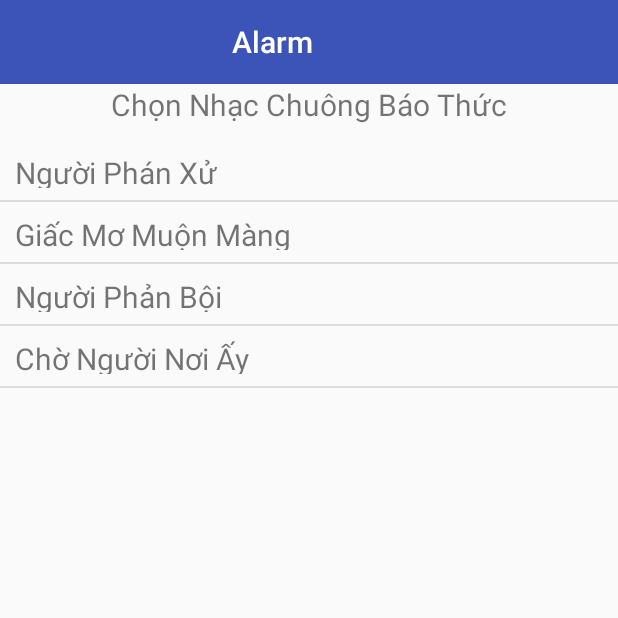
After one commit to khoidt21/JavaAndroid3, an Android app: the SettingMusicActivity screen opened directly, with no data from a screen before it, on a phone screen of 412 x 824 dp, the top half of it. The commit adds this screen. Run offline under Robolectric (Android 15) with nearby library versions, the phone set to English and light mode, and no system bars.

Commit message:
code update

```diff
--- a/app/src/main/java/com/example/myapplication3/activity/DividerItemDecoration.java
+++ b/app/src/main/java/com/example/myapplication3/activity/DividerItemDecoration.java
@@ -18,7 +18,6 @@ public class DividerItemDecoration extends RecyclerView.ItemDecoration{
     public void onDrawOver(Canvas c, RecyclerView parent, RecyclerView.State state) {
         int left = parent.getPaddingLeft();
         int right = parent.getWidth() - parent.getPaddingRight();
-
         int childCount = parent.getChildCount();
         for (int i = 0; i < childCount; i++) {
             View child = parent.getChildAt(i);
--- /dev/null
+++ b/app/src/main/java/com/example/myapplication3/activity/MusicSongID.java
@@ -0,0 +1,14 @@
+package com.example.myapplication3.activity;
+
+public class MusicSongID {
+    int songID;
+
+    public int getSongID() {
+        return songID;
+    }
+
+    public void setSongID(int songID) {
+        this.songID = songID;
+    }
+
+}
--- /dev/null
+++ b/app/src/main/java/com/example/myapplication3/activity/SettingMusicActivity.java
@@ -0,0 +1,67 @@
+package com.example.myapplication3.activity;
+
+import android.app.Service;
+import android.content.Intent;
+import android.media.MediaPlayer;
+import android.support.v7.app.AppCompatActivity;
+import android.os.Bundle;
+import android.support.v7.widget.Toolbar;
+import android.util.Log;
+import android.view.View;
+import android.widget.AdapterView;
+import android.widget.ArrayAdapter;
+import android.widget.ListView;
+import android.widget.TextView;
+import android.widget.Toast;
+
+import com.example.myapplication3.R;
+
+public class SettingMusicActivity extends AppCompatActivity {
+
+    Toolbar toolbar;
+    ListView listView;
+    MediaPlayer mp;
+    public String[] listNameFile = {"Người Phán Xử","Giấc Mơ Muộn Màng","Người Phản Bội","Chờ Người Nơi Ấy"};
+    public int[] resId = {R.raw.song1,R.raw.song2,R.raw.song3,R.raw.song4,R.raw.song5};
+
+
+    @Override
+    public void onCreate(Bundle savedInstanceState) {
+        super.onCreate(savedInstanceState);
+        setContentView(R.layout.list_view_music);
+        initView();
+        setSupportActionBar(toolbar);
+        getSupportActionBar().setTitle("Alarm");
+        final MusicSongID musicSongID = new MusicSongID();
+
+        TextView textview_list = (TextView) findViewById(R.id.textview_list);
+
+        final ArrayAdapter<String> adapter = new ArrayAdapter<String>(this,
+                R.layout.list_item, R.id.textview_list,listNameFile);
+        ListView listView = (ListView) findViewById(R.id.listview);
+        listView.setAdapter(adapter);
+
+        listView.setOnItemClickListener(new AdapterView.OnItemClickListener() {
+            @Override
+            public void onItemClick(AdapterView<?> parent, View view, final int i, long id) {
+
+                System.out.println("=====================" + resId[i]);
+
+                musicSongID.setSongID(resId[i]);
+
+                Intent intent = new Intent(SettingMusicActivity.this, Service.class);
+                intent.putExtra("keyIDSong",resId[i]);
+
+
+
+                Log.e("==================== ++++",""+resId[i]);
+
+                Toast.makeText(getApplicationContext(),"Bạn chọn chuông báo " + listNameFile[i],Toast.LENGTH_SHORT).show();
+
+            }
+        });
+    }
+    public void initView(){
+        toolbar = (Toolbar) findViewById(R.id.toolbar);
+    }
+}
--- a/app/src/main/res/layout/activity_main.xml
+++ b/app/src/main/res/layout/activity_main.xml
@@ -16,4 +16,5 @@
         android:layout_height="match_parent"
         android:padding="8dp"
         android:scrollbars="vertical" />
+
 </LinearLayout>
--- /dev/null
+++ b/app/src/main/res/layout/list_item.xml
@@ -0,0 +1,15 @@
+<?xml version="1.0" encoding="utf-8"?>
+<LinearLayout xmlns:android="http://schemas.android.com/apk/res/android"
+    android:layout_width="fill_parent"
+    android:layout_height="fill_parent"
+    android:orientation="vertical">
+    <TextView android:id="@+id/textview_list"
+        android:layout_width="match_parent"
+        android:layout_height="40dp"
+        android:textSize="20sp"
+        android:paddingTop="8dp"
+        android:paddingBottom="8dp"
+        android:layout_marginLeft="10dp"
+        >
+    </TextView>
+</LinearLayout>
--- /dev/null
+++ b/app/src/main/res/layout/list_view_music.xml
@@ -0,0 +1,22 @@
+<?xml version="1.0" encoding="utf-8"?>
+<LinearLayout xmlns:android="http://schemas.android.com/apk/res/android"
+    android:layout_width="match_parent"
+    android:layout_height="match_parent"
+    android:orientation="vertical">
+    <include
+        android:id="@+id/toolbar"
+        layout="@layout/toolbar_main" />
+    <TextView android:id="@+id/textSetting"
+        android:layout_width="match_parent"
+        android:layout_height="wrap_content"
+        android:text="Chọn Nhạc Chuông Báo Thức"
+        android:gravity="center"
+        android:textSize="20dp"
+        android:paddingBottom="10dp"
+        />
+    <ListView
+        android:id="@+id/listview"
+        android:layout_width="match_parent"
+        android:layout_height="match_parent">
+    </ListView>
+</LinearLayout>
--- a/app/src/main/res/layout/toolbar_main.xml
+++ b/app/src/main/res/layout/toolbar_main.xml
@@ -8,5 +8,7 @@
     android:theme="?attr/actionBarTheme"
     app:title="Title"
     app:titleMarginStart="155dp"
-    app:titleTextColor="@android:color/white">
+    app:titleTextColor="@android:color/white"
+    >
+
 </android.support.v7.widget.Toolbar>
--- a/app/src/main/res/values/styles.xml
+++ b/app/src/main/res/values/styles.xml
@@ -6,10 +6,12 @@
         <item name="colorPrimary">@color/colorBackGround</item>
         <item name="colorPrimaryDark">@color/colorPrimaryDark</item>
         <item name="colorAccent">@color/colorAccent</item>
+        <item name="actionMenuTextColor">@color/colorWhite</item>
     </style>
     <style name="AppTheme.NoActionBar">
         <item name="windowActionBar">false</item>
         <item name="windowNoTitle">true</item>
+
     </style>
     <style name="AppTheme.AppBarOverlay" parent="ThemeOverlay.AppCompat.Dark.ActionBar" />
     <style name="AppTheme.PopupOverlay" parent="ThemeOverlay.AppCompat.Light" />
```
Also changed, not shown: app/src/main/AndroidManifest.xml (+7 -1 lines), app/src/main/java/com/example/myapplication3/activity/MainActivity.java (+11 -9 lines), app/src/main/java/com/example/myapplication3/activity/Music.java (+25 -8 lines), app/src/main/res/menu/menu_on_toolbar.xml (+7 -0 lines), 4 other files.
